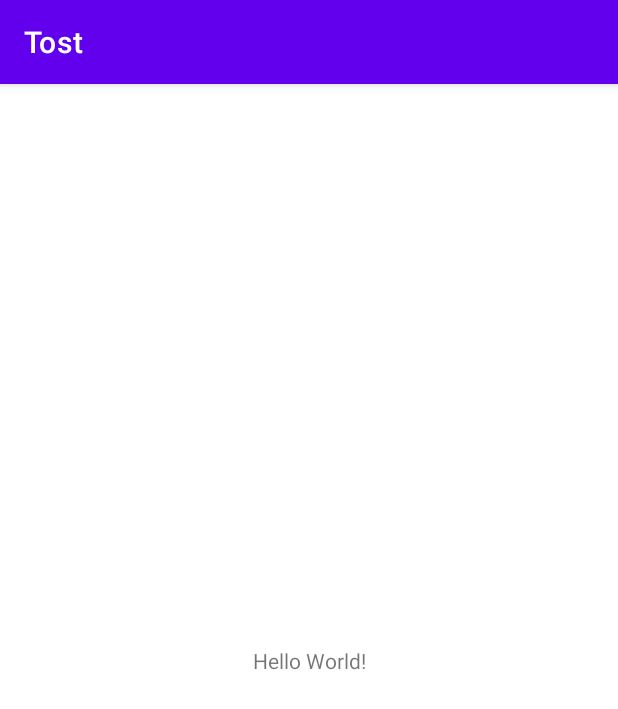
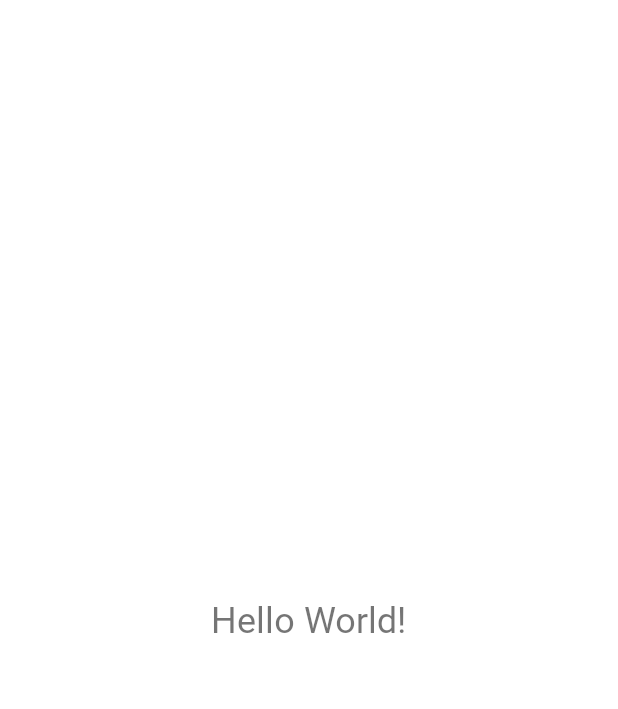
Before and after one commit to teamTost/Tost_Android, an Android app: the screen it shows after launch (MainActivity), on a phone screen of 412 x 824 dp. Shown: the top 709 px of the screen. Run offline under Robolectric (Android 15) with nearby library versions, the phone set to English and light mode, and no system bars.

Commit message:
[Feat] 컬러, 폰트 추가 및 스타일 수정

```diff
--- a/app/src/main/AndroidManifest.xml
+++ b/app/src/main/AndroidManifest.xml
@@ -11,10 +11,6 @@
     <meta-data
         android:name="firebase_analytics_collection_enabled"
         android:value="@bool/FIREBASE_ANALYTICS_COLLECTION_ENABLED" />
-
-    <meta-data
-        android:name="com.google.firebase.messaging.default_notification_channel_id"
-        android:value="@string/default_notification_channel_id" />
 
     <application
         android:allowBackup="true"
--- a/app/src/main/res/layout/activity_main.xml
+++ b/app/src/main/res/layout/activity_main.xml
@@ -9,7 +9,9 @@
     <TextView
         android:layout_width="wrap_content"
         android:layout_height="wrap_content"
+        android:fontFamily="@font/gmarketsansmedium"
         android:text="Hello World!"
+        android:textSize="24dp"
         app:layout_constraintBottom_toBottomOf="parent"
         app:layout_constraintLeft_toLeftOf="parent"
         app:layout_constraintRight_toRightOf="parent"
--- a/app/src/main/res/values-night/themes.xml
+++ b/app/src/main/res/values-night/themes.xml
@@ -1,16 +1,14 @@
 <resources xmlns:tools="http://schemas.android.com/tools">
-    <!-- Base application theme. -->
-    <style name="Theme.Tost" parent="Theme.MaterialComponents.DayNight.DarkActionBar">
-        <!-- Primary brand color. -->
-        <item name="colorPrimary">@color/purple_200</item>
-        <item name="colorPrimaryVariant">@color/purple_700</item>
+    <style name="Theme.Tost" parent="Theme.MaterialComponents.DayNight.NoActionBar">
+        <item name="colorPrimary">@color/main_orange</item>
+        <item name="colorPrimaryVariant">@color/main_orange</item>
         <item name="colorOnPrimary">@color/black</item>
-        <!-- Secondary brand color. -->
-        <item name="colorSecondary">@color/teal_200</item>
-        <item name="colorSecondaryVariant">@color/teal_200</item>
+
+        <item name="colorSecondary">@color/light_orange</item>
+        <item name="colorSecondaryVariant">@color/light_orange</item>
         <item name="colorOnSecondary">@color/black</item>
-        <!-- Status bar color. -->
-        <item name="android:statusBarColor" tools:targetApi="l">?attr/colorPrimaryVariant</item>
-        <!-- Customize your theme here. -->
+
+        <item name="android:statusBarColor">@color/black</item>
+
     </style>
 </resources>
--- a/app/src/main/res/values/colors.xml
+++ b/app/src/main/res/values/colors.xml
@@ -7,4 +7,14 @@
     <color name="teal_700">#FF018786</color>
     <color name="black">#FF000000</color>
     <color name="white">#FFFFFFFF</color>
+
+    <color name="main_orange">#FF4300</color>
+    <color name="light_orange">#FF9A76</color>
+
+    <color name="blue_gray_f8">#F8F9FA</color>
+    <color name="blue_gray_e9">#E9ECEF</color>
+    <color name="blue_gray_cf">#CFD4D9</color>
+    <color name="blue_gray_87">#878E95</color>
+    <color name="blue_gray_35">#353A3F</color>
+    <color name="blue_gray_22">#222529</color>
 </resources>
--- a/app/src/main/res/values/themes.xml
+++ b/app/src/main/res/values/themes.xml
@@ -1,16 +1,15 @@
 <resources xmlns:tools="http://schemas.android.com/tools">
-    <!-- Base application theme. -->
-    <style name="Theme.Tost" parent="Theme.MaterialComponents.DayNight.DarkActionBar">
-        <!-- Primary brand color. -->
-        <item name="colorPrimary">@color/purple_500</item>
-        <item name="colorPrimaryVariant">@color/purple_700</item>
+    <style name="Theme.Tost" parent="Theme.MaterialComponents.DayNight.NoActionBar">
+        <item name="colorPrimary">@color/main_orange</item>
+        <item name="colorPrimaryVariant">@color/main_orange</item>
         <item name="colorOnPrimary">@color/white</item>
-        <!-- Secondary brand color. -->
-        <item name="colorSecondary">@color/teal_200</item>
-        <item name="colorSecondaryVariant">@color/teal_700</item>
+
+        <item name="colorSecondary">@color/light_orange</item>
+        <item name="colorSecondaryVariant">@color/light_orange</item>
         <item name="colorOnSecondary">@color/black</item>
-        <!-- Status bar color. -->
-        <item name="android:statusBarColor" tools:targetApi="l">?attr/colorPrimaryVariant</item>
-        <!-- Customize your theme here. -->
+
+        <item name="android:statusBarColor">@android:color/white</item>
+        <item name="android:windowLightStatusBar">true</item>
+
     </style>
 </resources>
```
Also changed, not shown: 3 other files.
